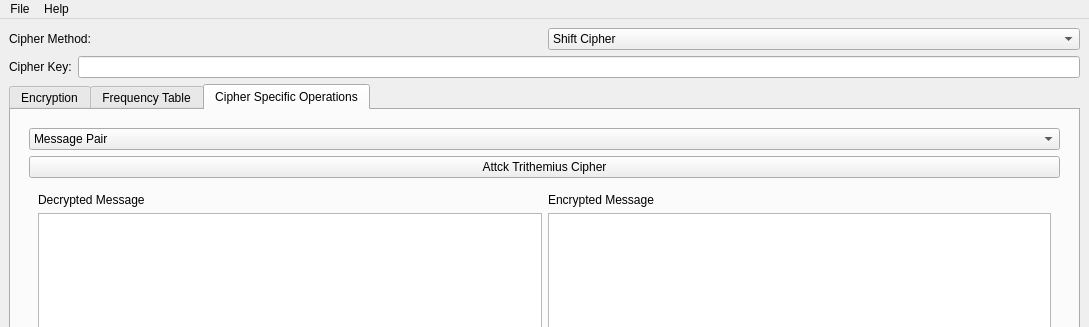
Before: the Qt Designer form apps/forms/math_crypto.ui in petliukh/cryptography, drawn with Qt 5; both pictures show x 0 to 1089 and y 0 to 327 of the 1089 by 708 pixel window.
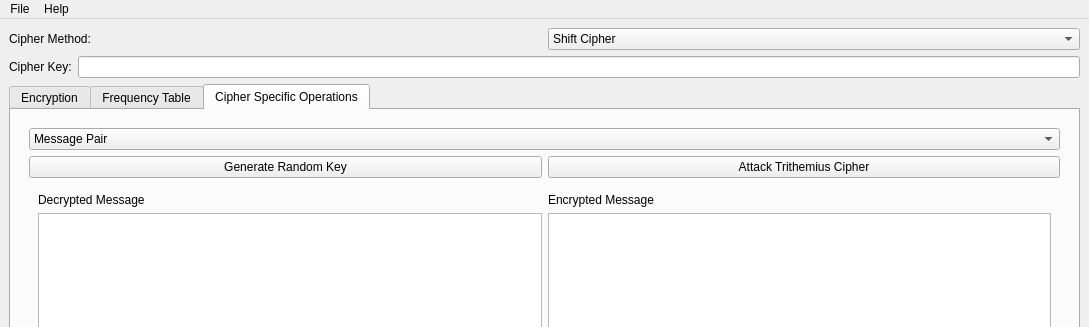
After: the same form once the commit is applied. The open tabs and pages were chosen to show the change.

Commit message:
Implement onetimepad cipher
Using trithemius keyword cipher implementation implement a onetimepad
cipher by adding a random keyword generation of message size.

Patch:
```diff
--- a/apps/forms/math_crypto.ui
+++ b/apps/forms/math_crypto.ui
@@ -215,7 +215,7 @@
         <string>Cipher Specific Operations</string>
        </attribute>
        <layout class="QGridLayout" name="gridLayout_6">
-        <item row="0" column="0">
+        <item row="1" column="0">
          <widget class="QStackedWidget" name="cipher_specific_ops_stacked_widget">
           <property name="currentIndex">
            <number>0</number>
@@ -250,6 +250,24 @@
               </item>
              </widget>
             </item>
+            <item row="1" column="0">
+             <layout class="QHBoxLayout" name="horizontalLayout_8">
+              <item>
+               <widget class="QPushButton" name="generate_rnd_key_btn">
+                <property name="text">
+                 <string>Generate Random Key</string>
+                </property>
+               </widget>
+              </item>
+              <item>
+               <widget class="QPushButton" name="attack_trit_cipher_btn">
+                <property name="text">
+                 <string>Attack Trithemius Cipher</string>
+                </property>
+               </widget>
+              </item>
+             </layout>
+            </item>
             <item row="2" column="0">
              <widget class="QStackedWidget" name="trithemius_attacks_stacked_widget">
               <property name="currentIndex">
@@ -328,13 +346,6 @@
               </widget>
              </widget>
             </item>
-            <item row="1" column="0">
-             <widget class="QPushButton" name="attack_trit_cipher_btn">
-              <property name="text">
-               <string>Attck Trithemius Cipher</string>
-              </property>
-             </widget>
-            </item>
            </layout>
           </widget>
          </widget>
```
Left out of the diff: 7 changed lines with no effect on the pictures. The commit also changes 9 other files.
